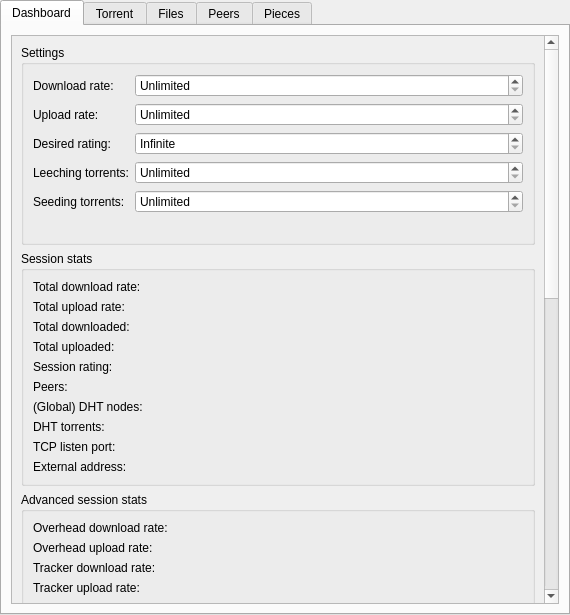
Before: the Qt Designer form src/plugins/bittorrent/tabwidget.ui in 0xd34df00d/leechcraft, drawn with Qt 5.
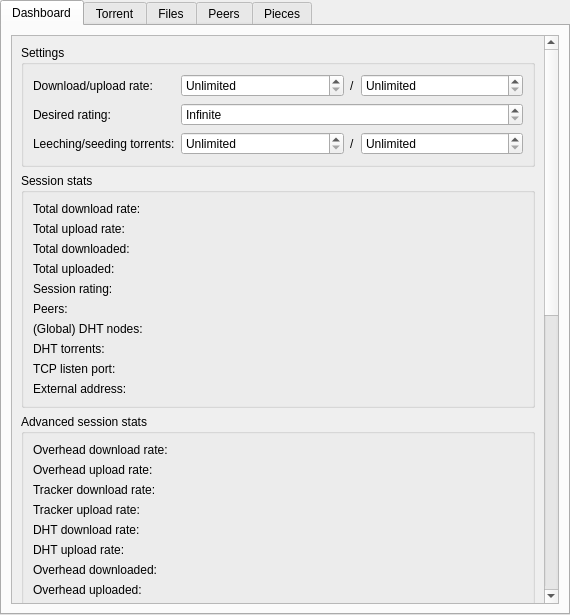
After: the same form once the commit is applied. Custom widgets are drawn as their Qt base class.

Commit message: BitTorrent: TabWidget redesigned a bit.

What changed in the file:
```diff
--- a/src/plugins/bittorrent/tabwidget.ui
+++ b/src/plugins/bittorrent/tabwidget.ui
@@ -47,8 +47,8 @@
         <rect>
          <x>0</x>
          <y>0</y>
-         <width>528</width>
-         <height>1354</height>
+         <width>542</width>
+         <height>1099</height>
         </rect>
        </property>
        <layout class="QVBoxLayout" name="verticalLayout_6">
@@ -60,12 +60,6 @@
             <verstretch>0</verstretch>
            </sizepolicy>
           </property>
-          <property name="minimumSize">
-           <size>
-            <width>0</width>
-            <height>200</height>
-           </size>
-          </property>
           <property name="title">
            <string>Settings</string>
           </property>
@@ -76,11 +70,13 @@
            <item row="0" column="0">
             <widget class="QLabel" name="label_20">
              <property name="text">
-              <string>Download rate:</string>
+              <string>Download/upload rate:</string>
              </property>
             </widget>
            </item>
            <item row="0" column="1">
+            <layout class="QHBoxLayout" name="horizontalLayout_3">
+             <item>
             <widget class="QSpinBox" name="OverallDownloadRateController_">
              <property name="specialValueText">
               <string>Unlimited</string>
@@ -105,14 +101,20 @@
              </property>
             </widget>
            </item>
-           <item row="1" column="0">
-            <widget class="QLabel" name="label_21">
+             <item>
+              <widget class="QLabel" name="label_99">
+               <property name="sizePolicy">
+                <sizepolicy hsizetype="Fixed" vsizetype="Preferred">
+                 <horstretch>0</horstretch>
+                 <verstretch>0</verstretch>
+                </sizepolicy>
+               </property>
              <property name="text">
-              <string>Upload rate:</string>
+                <string>/</string>
              </property>
             </widget>
            </item>
-           <item row="1" column="1">
+             <item>
             <widget class="QSpinBox" name="OverallUploadRateController_">
              <property name="specialValueText">
               <string>Unlimited</string>
@@ -137,14 +139,16 @@
              </property>
             </widget>
            </item>
-           <item row="2" column="0">
+            </layout>
+           </item>
+           <item row="1" column="0">
             <widget class="QLabel" name="label_33">
              <property name="text">
               <string>Desired rating:</string>
              </property>
             </widget>
            </item>
-           <item row="2" column="1">
+           <item row="1" column="1">
             <widget class="QDoubleSpinBox" name="DesiredRating_">
              <property name="specialValueText">
               <string>Infinite</string>
@@ -154,14 +158,16 @@
              </property>
             </widget>
            </item>
-           <item row="3" column="0">
+           <item row="2" column="0">
             <widget class="QLabel" name="label_41">
              <property name="text">
-              <string>Leeching torrents:</string>
+              <string>Leeching/seeding torrents:</string>
              </property>
             </widget>
            </item>
-           <item row="3" column="1">
+           <item row="2" column="1">
+            <layout class="QHBoxLayout" name="horizontalLayout_2">
+             <item>
             <widget class="QSpinBox" name="DownloadingTorrents_">
              <property name="specialValueText">
               <string>Unlimited</string>
@@ -177,14 +183,20 @@
              </property>
             </widget>
            </item>
-           <item row="4" column="0">
+             <item>
             <widget class="QLabel" name="label_83">
+               <property name="sizePolicy">
+                <sizepolicy hsizetype="Fixed" vsizetype="Preferred">
+                 <horstretch>0</horstretch>
+                 <verstretch>0</verstretch>
+                </sizepolicy>
+               </property>
              <property name="text">
-              <string>Seeding torrents:</string>
+                <string>/</string>
              </property>
             </widget>
            </item>
-           <item row="4" column="1">
+             <item>
             <widget class="QSpinBox" name="UploadingTorrents_">
              <property name="specialValueText">
               <string>Unlimited</string>
@@ -201,6 +213,8 @@
             </widget>
            </item>
           </layout>
+           </item>
+          </layout>
          </widget>
         </item>
         <item>
@@ -209,6 +223,9 @@
            <string>Session stats</string>
           </property>
           <layout class="QFormLayout" name="formLayout_3">
+           <property name="fieldGrowthPolicy">
+            <enum>QFormLayout::AllNonFixedFieldsGrow</enum>
+           </property>
            <item row="0" column="0">
             <widget class="QLabel" name="label_22">
              <property name="text">
@@ -358,6 +375,9 @@
            <string>Advanced session stats</string>
           </property>
           <layout class="QFormLayout" name="formLayout_8">
+           <property name="fieldGrowthPolicy">
+            <enum>QFormLayout::AllNonFixedFieldsGrow</enum>
+           </property>
            <item row="6" column="0">
             <widget class="QLabel" name="label_66">
              <property name="text">
```
Left out of the diff: 56 changed lines with no effect on the pictures. Lines whose indentation alone changed are shown as unchanged.
